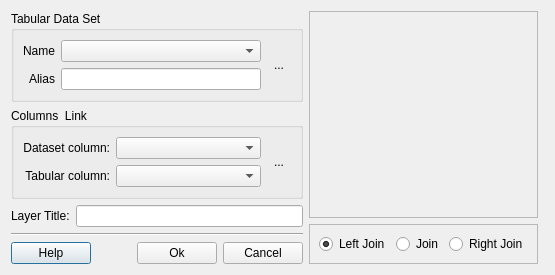
Qt form src/terralib/qt/widgets/externalTable/ui/TableLinkDialogForm.ui (claudiobogossian/terralib5) before a commit.
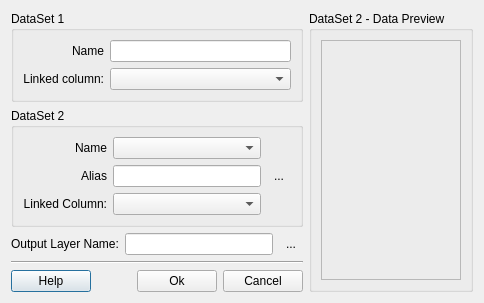
The same form after that commit. Custom widgets are drawn as their Qt base class.

The edit to the form file:
```diff
--- a/src/terralib/qt/widgets/externalTable/ui/TableLinkDialogForm.ui
+++ b/src/terralib/qt/widgets/externalTable/ui/TableLinkDialogForm.ui
@@ -9,29 +9,29 @@
    <rect>
     <x>0</x>
     <y>0</y>
-    <width>537</width>
-    <height>258</height>
+    <width>472</width>
+    <height>284</height>
    </rect>
   </property>
   <property name="windowTitle">
    <string>Table Link</string>
   </property>
-  <layout class="QGridLayout" name="gridLayout_6">
+  <layout class="QGridLayout" name="gridLayout_4">
    <property name="sizeConstraint">
     <enum>QLayout::SetFixedSize</enum>
    </property>
    <item row="0" column="0">
-    <layout class="QVBoxLayout" name="verticalLayout_5">
-     <item>
-      <widget class="QGroupBox" name="m_dataSetGroupBox">
+    <layout class="QGridLayout" name="gridLayout_3">
+     <item row="0" column="0">
+      <widget class="QGroupBox" name="m_dataSet1GroupBox">
        <property name="title">
-        <string>Tabular Data Set</string>
+        <string>DataSet 1</string>
        </property>
-       <layout class="QGridLayout" name="gridLayout">
+       <layout class="QGridLayout" name="gridLayout_2">
         <item row="0" column="0">
-         <layout class="QVBoxLayout" name="verticalLayout_2">
+         <layout class="QVBoxLayout" name="verticalLayout_3">
           <item>
-           <widget class="QLabel" name="label_5">
+           <widget class="QLabel" name="label_7">
             <property name="text">
              <string>Name</string>
             </property>
@@ -41,9 +41,9 @@
            </widget>
           </item>
           <item>
-           <widget class="QLabel" name="label_6">
+           <widget class="QLabel" name="m_datasetLabel">
             <property name="text">
-             <string>Alias</string>
+             <string>Linked column:</string>
             </property>
             <property name="alignment">
              <set>Qt::AlignRight|Qt::AlignTrailing|Qt::AlignVCenter</set>
@@ -53,49 +53,53 @@
          </layout>
         </item>
         <item row="0" column="1">
-         <layout class="QVBoxLayout" name="verticalLayout">
+         <layout class="QVBoxLayout" name="verticalLayout_4">
           <item>
-           <widget class="QComboBox" name="m_dataSetComboBox"/>
-          </item>
-          <item>
-           <widget class="QLineEdit" name="m_dataSetAliasLineEdit">
-            <property name="enabled">
-             <bool>true</bool>
-            </property>
+           <widget class="QLineEdit" name="m_dataSet1LineEdit">
             <property name="readOnly">
-             <bool>false</bool>
+             <bool>true</bool>
+            </property>
+           </widget>
+          </item>
+          <item>
+           <widget class="QComboBox" name="m_dataset1ColumnComboBox">
+            <property name="sizePolicy">
+             <sizepolicy hsizetype="MinimumExpanding" vsizetype="Fixed">
+              <horstretch>0</horstretch>
+              <verstretch>0</verstretch>
+             </sizepolicy>
             </property>
            </widget>
           </item>
          </layout>
         </item>
-        <item row="0" column="2">
-         <widget class="QToolButton" name="m_dataToolButton">
-          <property name="text">
-           <string>...</string>
-          </property>
-          <property name="autoRaise">
-           <bool>true</bool>
-          </property>
-         </widget>
-        </item>
        </layout>
       </widget>
      </item>
-     <item>
-      <widget class="QGroupBox" name="m_columnsGroupBox">
+     <item row="1" column="0">
+      <widget class="QGroupBox" name="m_dataSet2GroupBox">
        <property name="title">
-        <string>Columns  Link</string>
+        <string>DataSet 2</string>
        </property>
-       <layout class="QGridLayout" name="gridLayout_3">
+       <layout class="QGridLayout" name="gridLayout">
         <item row="0" column="0">
-         <layout class="QGridLayout" name="gridLayout_2">
-          <item row="0" column="0">
-           <layout class="QVBoxLayout" name="verticalLayout_3">
+         <layout class="QHBoxLayout" name="horizontalLayout_2">
+          <item>
+           <layout class="QVBoxLayout" name="verticalLayout_2">
             <item>
-             <widget class="QLabel" name="m_datasetLabel">
+             <widget class="QLabel" name="label_5">
               <property name="text">
-               <string>Dataset column:</string>
+               <string>Name</string>
+              </property>
+              <property name="alignment">
+               <set>Qt::AlignRight|Qt::AlignTrailing|Qt::AlignVCenter</set>
+              </property>
+             </widget>
+            </item>
+            <item>
+             <widget class="QLabel" name="label_6">
+              <property name="text">
+               <string>Alias</string>
               </property>
               <property name="alignment">
                <set>Qt::AlignRight|Qt::AlignTrailing|Qt::AlignVCenter</set>
@@ -105,7 +109,7 @@
             <item>
              <widget class="QLabel" name="m_tabularLabel">
               <property name="text">
-               <string>Tabular column:</string>
+               <string>Linked Column:</string>
               </property>
               <property name="alignment">
                <set>Qt::AlignRight|Qt::AlignTrailing|Qt::AlignVCenter</set>
@@ -114,20 +118,23 @@
             </item>
            </layout>
           </item>
-          <item row="0" column="1">
-           <layout class="QVBoxLayout" name="verticalLayout_4">
+          <item>
+           <layout class="QVBoxLayout" name="verticalLayout">
             <item>
-             <widget class="QComboBox" name="m_datasetColumnComboBox">
-              <property name="sizePolicy">
-               <sizepolicy hsizetype="MinimumExpanding" vsizetype="Fixed">
-                <horstretch>0</horstretch>
-                <verstretch>0</verstretch>
-               </sizepolicy>
+             <widget class="QComboBox" name="m_dataSet2ComboBox"/>
+            </item>
+            <item>
+             <widget class="QLineEdit" name="m_dataSetAliasLineEdit">
+              <property name="enabled">
+               <bool>true</bool>
+              </property>
+              <property name="readOnly">
+               <bool>false</bool>
               </property>
              </widget>
             </item>
             <item>
-             <widget class="QComboBox" name="m_tabularColumnComboBox">
+             <widget class="QComboBox" name="m_dataset2ColumnComboBox">
               <property name="sizePolicy">
                <sizepolicy hsizetype="MinimumExpanding" vsizetype="Fixed">
                 <horstretch>0</horstretch>
@@ -141,7 +148,7 @@
          </layout>
         </item>
         <item row="0" column="1">
-         <widget class="QToolButton" name="m_advancedToolButton">
+         <widget class="QToolButton" name="m_dataToolButton">
           <property name="text">
            <string>...</string>
           </property>
@@ -153,28 +160,38 @@
        </layout>
       </widget>
      </item>
-     <item>
-      <layout class="QHBoxLayout" name="horizontalLayout_2">
+     <item row="2" column="0">
+      <layout class="QHBoxLayout" name="horizontalLayout_3">
        <item>
         <widget class="QLabel" name="label">
          <property name="text">
-          <string>Layer Title:</string>
+          <string>Output Layer Name:</string>
          </property>
         </widget>
        </item>
        <item>
         <widget class="QLineEdit" name="m_layerTitleLineEdit"/>
        </item>
+       <item>
+        <widget class="QToolButton" name="m_advancedToolButton">
+         <property name="text">
+          <string>...</string>
+         </property>
+         <property name="autoRaise">
+          <bool>true</bool>
+         </property>
+        </widget>
+       </item>
       </layout>
      </item>
-     <item>
+     <item row="3" column="0">
       <widget class="Line" name="line">
        <property name="orientation">
         <enum>Qt::Horizontal</enum>
        </property>
       </widget>
      </item>
-     <item>
+     <item row="4" column="0">
       <layout class="QHBoxLayout" name="horizontalLayout">
        <item>
         <widget class="QPushButton" name="m_helpPushButton">
@@ -215,94 +232,33 @@
     </layout>
    </item>
    <item row="0" column="1">
-    <layout class="QGridLayout" name="gridLayout_5">
-     <item row="0" column="0">
-      <widget class="QFrame" name="m_advancedOptionsFrame">
-       <property name="sizePolicy">
-        <sizepolicy hsizetype="MinimumExpanding" vsizetype="MinimumExpanding">
-         <horstretch>0</horstretch>
-         <verstretch>0</verstretch>
-        </sizepolicy>
-       </property>
-       <property name="frameShape">
-        <enum>QFrame::StyledPanel</enum>
-       </property>
-       <property name="frameShadow">
-        <enum>QFrame::Raised</enum>
-       </property>
-      </widget>
-     </item>
-     <item row="1" column="0">
-      <widget class="QFrame" name="m_joinFrame">
-       <property name="sizePolicy">
-        <sizepolicy hsizetype="MinimumExpanding" vsizetype="Preferred">
-         <horstretch>0</horstretch>
-         <verstretch>0</verstretch>
-        </sizepolicy>
-       </property>
-       <property name="frameShape">
-        <enum>QFrame::StyledPanel</enum>
-       </property>
-       <property name="frameShadow">
-        <enum>QFrame::Raised</enum>
-       </property>
-       <layout class="QGridLayout" name="gridLayout_4">
-        <item row="0" column="1">
-         <widget class="QRadioButton" name="m_joinRadioButton">
-          <property name="text">
-           <string>Join</string>
-          </property>
-          <property name="checked">
-           <bool>false</bool>
-          </property>
-         </widget>
-        </item>
-        <item row="0" column="0">
-         <widget class="QRadioButton" name="m_leftRadioButton">
-          <property name="text">
-           <string>Left Join</string>
-          </property>
-          <property name="checked">
-           <bool>true</bool>
-          </property>
-         </widget>
-        </item>
-        <item row="0" column="2">
-         <widget class="QRadioButton" name="m_rightRadioButton">
-          <property name="text">
-           <string>Right Join</string>
-          </property>
-          <property name="checked">
-           <bool>false</bool>
-          </property>
-         </widget>
-        </item>
-       </layout>
-       <zorder>m_leftRadioButton</zorder>
-       <zorder>m_joinRadioButton</zorder>
-       <zorder>m_rightRadioButton</zorder>
-      </widget>
-     </item>
-    </layout>
-   </item>
-   <item row="0" column="2">
-    <widget class="QFrame" name="m_tabularFrame">
-     <property name="sizePolicy">
-      <sizepolicy hsizetype="MinimumExpanding" vsizetype="Preferred">
-       <horstretch>0</horstretch>
-       <verstretch>0</verstretch>
-      </sizepolicy>
+    <widget class="QGroupBox" name="m_dataPreviewGroupBox">
+     <property name="title">
+      <string>DataSet 2 - Data Preview</string>
      </property>
-     <property name="frameShape">
-      <enum>QFrame::StyledPanel</enum>
-     </property>
-     <property name="frameShadow">
-      <enum>QFrame::Raised</enum>
-     </property>
+     <layout class="QGridLayout" name="gridLayout_5">
+      <item row="0" column="0">
+       <widget class="QFrame" name="m_tabularFrame">
+        <property name="frameShape">
+         <enum>QFrame::StyledPanel</enum>
+        </property>
+        <property name="frameShadow">
+         <enum>QFrame::Raised</enum>
+        </property>
+       </widget>
+      </item>
+     </layout>
     </widget>
    </item>
   </layout>
  </widget>
+ <customwidgets>
+  <customwidget>
+   <class>te::qt::widgets::HelpPushButton</class>
+   <extends>QPushButton</extends>
+   <header>terralib/qt/widgets/help/HelpPushButton.h</header>
+  </customwidget>
+ </customwidgets>
  <resources/>
  <connections>
   <connection>
```
Left out of the diff: 2 changed lines with no effect on the pictures.
